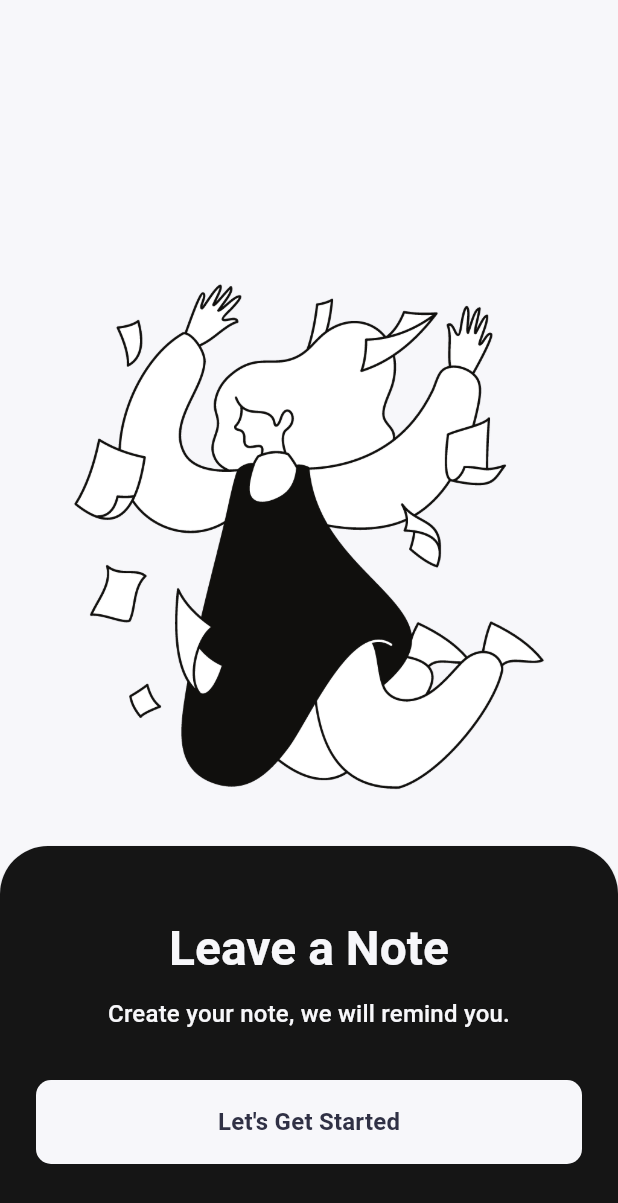
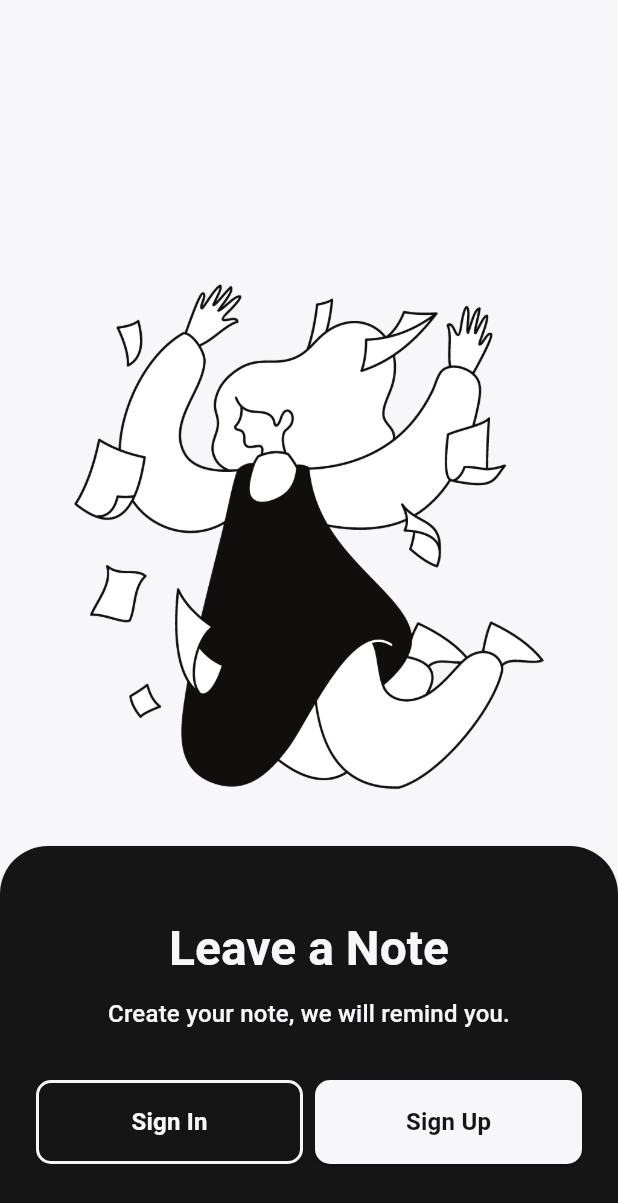
Before and after one commit to buseakyuz/remindly, a Flutter app: the screen it shows after launch, on a phone screen of 412 x 824 dp. Shown: the top 1203 px of the screen. Run offline on Flutter 3.47's test engine with Material 3 defaults, Android fonts, the light colour scheme and no system bars; our stand-ins replace cloud_firestore, easy_localization, firebase_auth, firebase_core, flutter_holo_date_picker, flutter_phoenix and 9 more; missing offline and left inert: encrypt, firebase_app_check; accounts and stored records are empty.

Commit message:
feat: enhance forgot password dialog with a confirmation screen and introduce distinct sign-in and sign-up buttons on the onboard screen.

```diff
--- a/lib/feature/login/onboard_view.dart
+++ b/lib/feature/login/onboard_view.dart
@@ -40,14 +40,14 @@ class _OnboardViewState extends State<OnboardView> {
                       LayoutConstants.highEmptyHeight,
                       _buildWelcomeText(context),
                       LayoutConstants.largeEmptyHeight,
-                      _buildCustomRectangleButton(context),
+                      _buildAuthButtons(context),
                       LayoutConstants.highEmptyHeight,
                     ],
                   ),
                 ),
               ),
             ),
-          )
+          ),
         ],
       ),
     );
@@ -57,9 +57,7 @@ class _OnboardViewState extends State<OnboardView> {
     return Expanded(
       child: Column(
         mainAxisAlignment: MainAxisAlignment.end,
-        children: [
-          Image.asset("assets/images/remindnote.png"),
-        ],
+        children: [Image.asset("assets/images/remindnote.png")],
       ),
     );
   }
@@ -87,33 +85,59 @@ class _OnboardViewState extends State<OnboardView> {
     );
   }
 
-  GestureDetector _buildCustomRectangleButton(BuildContext context) {
-    return GestureDetector(
-      onTap: () {
-        context.push(AppRoutes.signUp.path);
-      },
-      child: Container(
-        width: double.infinity,
-        decoration: BoxDecoration(
-          color: context.colorScheme.surface,
-          borderRadius: BorderRadius.circular(LayoutConstants.defaultRadius),
-        ),
-        child: Padding(
-          padding: const EdgeInsets.symmetric(
-            vertical: LayoutConstants.midSize,
-            horizontal: LayoutConstants.defaultSize,
-          ),
-          child: Center(
+  Widget _buildAuthButtons(BuildContext context) {
+    return Row(
+      children: [
+        Expanded(
+          child: OutlinedButton(
+            onPressed: () => context.push(AppRoutes.signIn.path),
+            style: OutlinedButton.styleFrom(
+              foregroundColor: context.colorScheme.surface,
+              side: BorderSide(color: context.colorScheme.surface, width: 2),
+              padding: const EdgeInsets.symmetric(
+                vertical: LayoutConstants.midSize,
+              ),
+              shape: RoundedRectangleBorder(
+                borderRadius: BorderRadius.circular(
+                  LayoutConstants.defaultRadius,
+                ),
+              ),
+            ),
             child: Text(
-              LocaleKeys.login_lets_start.tr(),
+              LocaleKeys.login_sign_in.tr(),
               style: context.textTheme.titleMedium?.copyWith(
                 fontWeight: FontWeight.bold,
-                color: context.colorScheme.onSurface,
+                color: context.colorScheme.surface,
               ),
             ),
           ),
         ),
-      ),
+        const SizedBox(width: LayoutConstants.defaultSize),
+        Expanded(
+          child: ElevatedButton(
+            onPressed: () => context.push(AppRoutes.signUp.path),
+            style: ElevatedButton.styleFrom(
+              backgroundColor: context.colorScheme.surface,
+              foregroundColor: context.colorScheme.primary,
+              padding: const EdgeInsets.symmetric(
+                vertical: LayoutConstants.midSize,
+              ),
+              shape: RoundedRectangleBorder(
+                borderRadius: BorderRadius.circular(
+                  LayoutConstants.defaultRadius,
+                ),
+              ),
+            ),
+            child: Text(
+              LocaleKeys.login_sign_up.tr(),
+              style: context.textTheme.titleMedium?.copyWith(
+                fontWeight: FontWeight.bold,
+                color: context.colorScheme.primary,
+              ),
+            ),
+          ),
+        ),
+      ],
     );
   }
 }
```
Also changed, not shown: lib/feature/login/sign_in_view.dart (+65 -12 lines).
